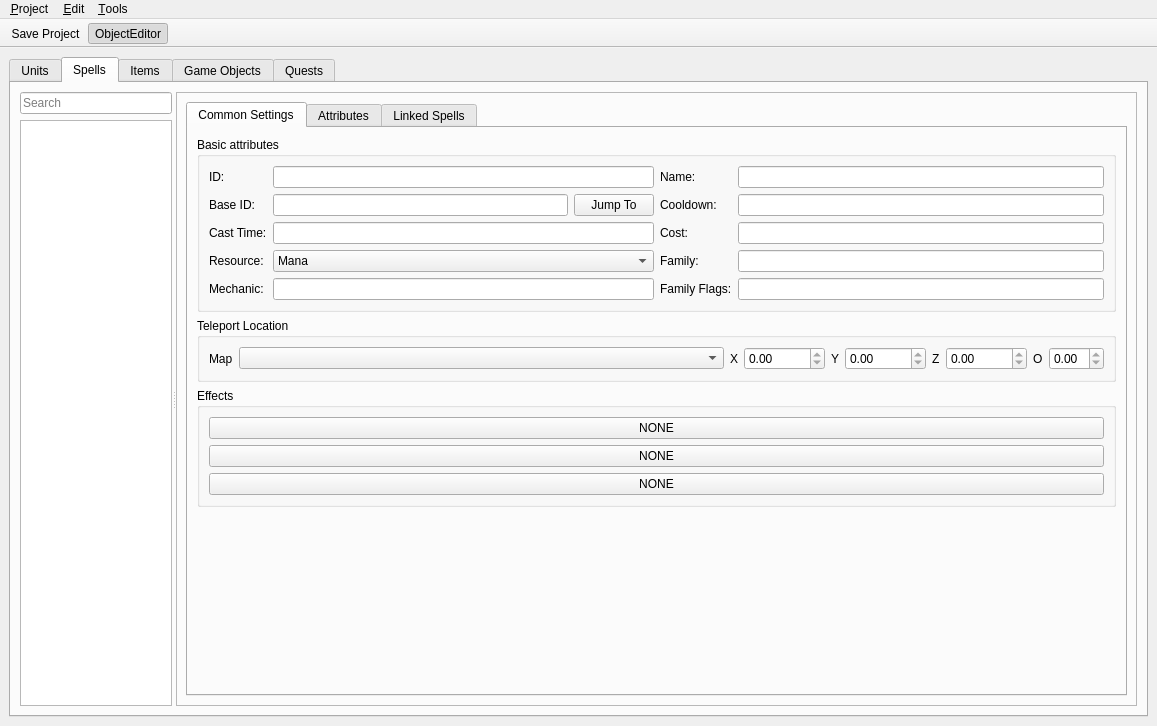
Kyoril/wow-pp, file editor/ui/object_editor.ui: the form before one commit.
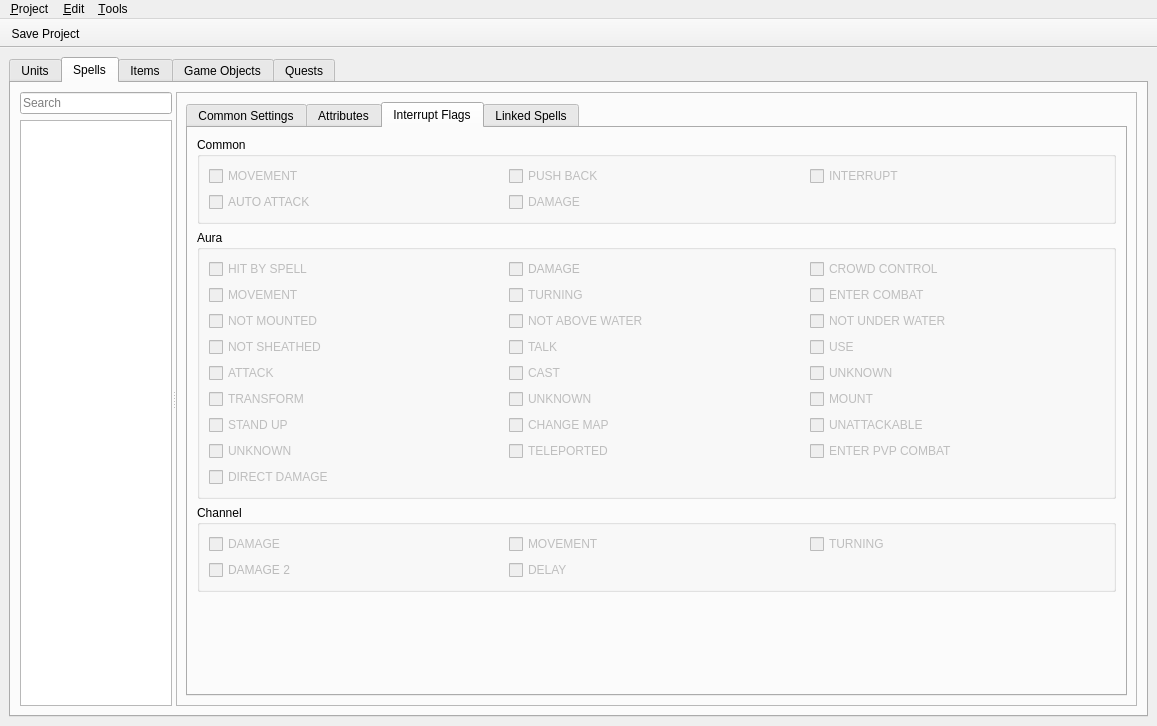
The form after the commit. The open tabs and pages were chosen to show the change. Icons and pictures are not drawn.

Commit message:
Added new wppdat field to spells.proto
Imported spell channel interrupt flags from dbc

Diff of the .ui file:
```diff
--- a/editor/ui/object_editor.ui
+++ b/editor/ui/object_editor.ui
@@ -3487,6 +3487,646 @@
                 </item>
                </layout>
               </widget>
+              <widget class="QWidget" name="tab_26">
+               <attribute name="title">
+                <string>Interrupt Flags</string>
+               </attribute>
+               <layout class="QVBoxLayout" name="verticalLayout_17">
+                <item>
+                 <widget class="QGroupBox" name="spellBaseBox_2">
+                  <property name="sizePolicy">
+                   <sizepolicy hsizetype="Preferred" vsizetype="Fixed">
+                    <horstretch>0</horstretch>
+                    <verstretch>0</verstretch>
+                   </sizepolicy>
+                  </property>
+                  <property name="title">
+                   <string>Common</string>
+                  </property>
+                  <property name="flat">
+                   <bool>true</bool>
+                  </property>
+                  <layout class="QGridLayout" name="gridLayout_11">
+                   <item row="0" column="0">
+                    <widget class="QCheckBox" name="int_flag_1">
+                     <property name="enabled">
+                      <bool>false</bool>
+                     </property>
+                     <property name="toolTip">
+                      <string>&lt;html&gt;&lt;head/&gt;&lt;body&gt;&lt;p&gt;Indicates that this spell is categorized as a player ability in the players spell book. Only affects the client.&lt;/p&gt;&lt;/body&gt;&lt;/html&gt;</string>
+                     </property>
+                     <property name="text">
+                      <string>MOVEMENT</string>
+                     </property>
+                     <property name="checkable">
+                      <bool>true</bool>
+                     </property>
+                    </widget>
+                   </item>
+                   <item row="0" column="1">
+                    <widget class="QCheckBox" name="int_flag_2">
+                     <property name="enabled">
+                      <bool>false</bool>
+                     </property>
+                     <property name="toolTip">
+                      <string>&lt;html&gt;&lt;head/&gt;&lt;body&gt;&lt;p&gt;Indicates that this spell is categorized as a player ability in the players spell book. Only affects the client.&lt;/p&gt;&lt;/body&gt;&lt;/html&gt;</string>
+                     </property>
+                     <property name="text">
+                      <string>PUSH BACK</string>
+                     </property>
+                     <property name="checkable">
+                      <bool>true</bool>
+                     </property>
+                    </widget>
+                   </item>
+                   <item row="0" column="2">
+                    <widget class="QCheckBox" name="int_flag_4">
+                     <property name="enabled">
+                      <bool>false</bool>
+                     </property>
+                     <property name="toolTip">
+                      <string>&lt;html&gt;&lt;head/&gt;&lt;body&gt;&lt;p&gt;Indicates that this spell is categorized as a player ability in the players spell book. Only affects the client.&lt;/p&gt;&lt;/body&gt;&lt;/html&gt;</string>
+                     </property>
+                     <property name="text">
+                      <string>INTERRUPT</string>
+                     </property>
+                     <property name="checkable">
+                      <bool>true</bool>
+                     </property>
+                    </widget>
+                   </item>
+                   <item row="1" column="1">
+                    <widget class="QCheckBox" name="int_flag_16">
+                     <property name="enabled">
+                      <bool>false</bool>
+                     </property>
+                     <property name="toolTip">
+                      <string>&lt;html&gt;&lt;head/&gt;&lt;body&gt;&lt;p&gt;Indicates that this spell is categorized as a player ability in the players spell book. Only affects the client.&lt;/p&gt;&lt;/body&gt;&lt;/html&gt;</string>
+                     </property>
+                     <property name="text">
+                      <string>DAMAGE</string>
+                     </property>
+                     <property name="checkable">
+                      <bool>true</bool>
+                     </property>
+                    </widget>
+                   </item>
+                   <item row="1" column="0">
+                    <widget class="QCheckBox" name="int_flag_8">
+                     <property name="enabled">
+                      <bool>false</bool>
+                     </property>
+                     <property name="styleSheet">
+                      <string notr="true">QCheckBox:disabled
+{
+    color: #bbb;
+}</string>
+                     </property>
+                     <property name="text">
+                      <string>AUTO ATTACK</string>
+                     </property>
+                    </widget>
+                   </item>
+                  </layout>
+                 </widget>
+                </item>
+                <item>
+                 <widget class="QGroupBox" name="spellBaseBox_3">
+                  <property name="sizePolicy">
+                   <sizepolicy hsizetype="Preferred" vsizetype="Fixed">
+                    <horstretch>0</horstretch>
+                    <verstretch>0</verstretch>
+                   </sizepolicy>
+                  </property>
+                  <property name="minimumSize">
+                   <size>
+                    <width>0</width>
+                    <height>0</height>
+                   </size>
+                  </property>
+                  <property name="title">
+                   <string>Aura</string>
+                  </property>
+                  <property name="flat">
+                   <bool>true</bool>
+                  </property>
+                  <layout class="QGridLayout" name="gridLayout_12">
+                   <item row="3" column="2">
+                    <widget class="QCheckBox" name="aura_int_flag_2048">
+                     <property name="enabled">
+                      <bool>false</bool>
+                     </property>
+                     <property name="toolTip">
+                      <string>&lt;html&gt;&lt;head/&gt;&lt;body&gt;&lt;p&gt;Indicates that this spell is categorized as a player ability in the players spell book. Only affects the client.&lt;/p&gt;&lt;/body&gt;&lt;/html&gt;</string>
+                     </property>
+                     <property name="text">
+                      <string>USE</string>
+                     </property>
+                     <property name="checkable">
+                      <bool>true</bool>
+                     </property>
+                    </widget>
+                   </item>
+                   <item row="4" column="2">
+                    <widget class="QCheckBox" name="aura_int_flag_16384">
+                     <property name="enabled">
+                      <bool>false</bool>
+                     </property>
+                     <property name="toolTip">
+                      <string>&lt;html&gt;&lt;head/&gt;&lt;body&gt;&lt;p&gt;Indicates that this spell is categorized as a player ability in the players spell book. Only affects the client.&lt;/p&gt;&lt;/body&gt;&lt;/html&gt;</string>
+                     </property>
+                     <property name="text">
+                      <string>UNKNOWN</string>
+                     </property>
+                     <property name="checkable">
+                      <bool>true</bool>
+                     </property>
+                    </widget>
+                   </item>
+                   <item row="8" column="0">
+                    <widget class="QCheckBox" name="aura_int_flag_16777216">
+                     <property name="enabled">
+                      <bool>false</bool>
+                     </property>
+                     <property name="toolTip">
+                      <string>&lt;html&gt;&lt;head/&gt;&lt;body&gt;&lt;p&gt;Indicates that this spell is categorized as a player ability in the players spell book. Only affects the client.&lt;/p&gt;&lt;/body&gt;&lt;/html&gt;</string>
+                     </property>
+                     <property name="text">
+                      <string>DIRECT DAMAGE</string>
+                     </property>
+                     <property name="checkable">
+                      <bool>true</bool>
+                     </property>
+                    </widget>
+                   </item>
+                   <item row="7" column="0">
+                    <widget class="QCheckBox" name="aura_int_flag_2097152">
+                     <property name="enabled">
+                      <bool>false</bool>
+                     </property>
+                     <property name="toolTip">
+                      <string>&lt;html&gt;&lt;head/&gt;&lt;body&gt;&lt;p&gt;Indicates that this spell is categorized as a player ability in the players spell book. Only affects the client.&lt;/p&gt;&lt;/body&gt;&lt;/html&gt;</string>
+                     </property>
+                     <property name="text">
+                      <string>UNKNOWN</string>
+                     </property>
+                     <property name="checkable">
+                      <bool>true</bool>
+                     </property>
+                    </widget>
+                   </item>
+                   <item row="0" column="2">
+                    <widget class="QCheckBox" name="aura_int_flag_4">
+                     <property name="enabled">
+                      <bool>false</bool>
+                     </property>
+                     <property name="toolTip">
+                      <string>&lt;html&gt;&lt;head/&gt;&lt;body&gt;&lt;p&gt;Indicates that this spell is categorized as a player ability in the players spell book. Only affects the client.&lt;/p&gt;&lt;/body&gt;&lt;/html&gt;</string>
+                     </property>
+                     <property name="text">
+                      <string>CROWD CONTROL</string>
+                     </property>
+                     <property name="checkable">
+                      <bool>true</bool>
+                     </property>
+                    </widget>
+                   </item>
+                   <item row="1" column="1">
+                    <widget class="QCheckBox" name="aura_int_flag_16">
+                     <property name="enabled">
+                      <bool>false</bool>
+                     </property>
+                     <property name="toolTip">
+                      <string>&lt;html&gt;&lt;head/&gt;&lt;body&gt;&lt;p&gt;Indicates that this spell is categorized as a player ability in the players spell book. Only affects the client.&lt;/p&gt;&lt;/body&gt;&lt;/html&gt;</string>
+                     </property>
+                     <property name="text">
+                      <string>TURNING</string>
+                     </property>
+                     <property name="checkable">
+                      <bool>true</bool>
+                     </property>
+                    </widget>
+                   </item>
+                   <item row="1" column="0">
+                    <widget class="QCheckBox" name="aura_int_flag_8">
+                     <property name="enabled">
+                      <bool>false</bool>
+                     </property>
+                     <property name="toolTip">
+                      <string>&lt;html&gt;&lt;head/&gt;&lt;body&gt;&lt;p&gt;Indicates that this spell is categorized as a player ability in the players spell book. Only affects the client.&lt;/p&gt;&lt;/body&gt;&lt;/html&gt;</string>
+                     </property>
+                     <property name="text">
+                      <string>MOVEMENT</string>
+                     </property>
+                     <property name="checkable">
+                      <bool>true</bool>
+                     </property>
+                    </widget>
+                   </item>
+                   <item row="2" column="0">
+                    <widget class="QCheckBox" name="aura_int_flag_64">
+                     <property name="enabled">
+                      <bool>false</bool>
+                     </property>
+                     <property name="toolTip">
+                      <string>&lt;html&gt;&lt;head/&gt;&lt;body&gt;&lt;p&gt;Indicates that this spell is categorized as a player ability in the players spell book. Only affects the client.&lt;/p&gt;&lt;/body&gt;&lt;/html&gt;</string>
+                     </property>
+                     <property name="text">
+                      <string>NOT MOUNTED</string>
+                     </property>
+                     <property name="checkable">
+                      <bool>true</bool>
+                     </property>
+                    </widget>
+                   </item>
+                   <item row="1" column="2">
+                    <widget class="QCheckBox" name="aura_int_flag_32">
+                     <property name="enabled">
+                      <bool>false</bool>
+                     </property>
+                     <property name="toolTip">
+                      <string>&lt;html&gt;&lt;head/&gt;&lt;body&gt;&lt;p&gt;Indicates that this spell is categorized as a player ability in the players spell book. Only affects the client.&lt;/p&gt;&lt;/body&gt;&lt;/html&gt;</string>
+                     </property>
+                     <property name="text">
+                      <string>ENTER COMBAT</string>
+                     </property>
+                     <property name="checkable">
+                      <bool>true</bool>
+                     </property>
+                    </widget>
+                   </item>
+                   <item row="0" column="1">
+                    <widget class="QCheckBox" name="aura_int_flag_2">
+                     <property name="enabled">
+                      <bool>false</bool>
+                     </property>
+                     <property name="styleSheet">
+                      <string notr="true">QCheckBox:disabled
+{
+    color: #bbb;
+}</string>
+                     </property>
+                     <property name="text">
+                      <string>DAMAGE</string>
+                     </property>
+                    </widget>
+                   </item>
+                   <item row="0" column="0">
+                    <widget class="QCheckBox" name="aura_int_flag_1">
+                     <property name="enabled">
+                      <bool>false</bool>
+                     </property>
+                     <property name="toolTip">
+                      <string>&lt;html&gt;&lt;head/&gt;&lt;body&gt;&lt;p&gt;Indicates that this spell is categorized as a player ability in the players spell book. Only affects the client.&lt;/p&gt;&lt;/body&gt;&lt;/html&gt;</string>
+                     </property>
+                     <property name="text">
+                      <string>HIT BY SPELL</string>
+                     </property>
+                     <property name="checkable">
+                      <bool>true</bool>
+                     </property>
+                    </widget>
+                   </item>
+                   <item row="2" column="1">
+                    <widget class="QCheckBox" name="aura_int_flag_128">
+                     <property name="enabled">
+                      <bool>false</bool>
+                     </property>
+                     <property name="toolTip">
+                      <string>&lt;html&gt;&lt;head/&gt;&lt;body&gt;&lt;p&gt;Indicates that this spell is categorized as a player ability in the players spell book. Only affects the client.&lt;/p&gt;&lt;/body&gt;&lt;/html&gt;</string>
+                     </property>
+                     <property name="text">
+                      <string>NOT ABOVE WATER</string>
+                     </property>
+                     <property name="checkable">
+                      <bool>true</bool>
+                     </property>
+                    </widget>
+                   </item>
+                   <item row="3" column="1">
+                    <widget class="QCheckBox" name="aura_int_flag_1024">
+                     <property name="enabled">
+                      <bool>false</bool>
+                     </property>
+                     <property name="toolTip">
+                      <string>&lt;html&gt;&lt;head/&gt;&lt;body&gt;&lt;p&gt;Indicates that this spell is categorized as a player ability in the players spell book. Only affects the client.&lt;/p&gt;&lt;/body&gt;&lt;/html&gt;</string>
+                     </property>
+                     <property name="text">
+                      <string>TALK</string>
+                     </property>
+                     <property name="checkable">
+                      <bool>true</bool>
+                     </property>
+                    </widget>
+                   </item>
+                   <item row="3" column="0">
+                    <widget class="QCheckBox" name="aura_int_flag_512">
+                     <property name="enabled">
+                      <bool>false</bool>
+                     </property>
+                     <property name="toolTip">
+                      <string>&lt;html&gt;&lt;head/&gt;&lt;body&gt;&lt;p&gt;Indicates that this spell is categorized as a player ability in the players spell book. Only affects the client.&lt;/p&gt;&lt;/body&gt;&lt;/html&gt;</string>
+                     </property>
+                     <property name="text">
+                      <string>NOT SHEATHED</string>
+                     </property>
+                     <property name="checkable">
+                      <bool>true</bool>
+                     </property>
+                    </widget>
+                   </item>
+                   <item row="4" column="0">
+                    <widget class="QCheckBox" name="aura_int_flag_4096">
+                     <property name="enabled">
+                      <bool>false</bool>
+                     </property>
+                     <property name="toolTip">
+                      <string>&lt;html&gt;&lt;head/&gt;&lt;body&gt;&lt;p&gt;Indicates that this spell is categorized as a player ability in the players spell book. Only affects the client.&lt;/p&gt;&lt;/body&gt;&lt;/html&gt;</string>
+                     </property>
+                     <property name="text">
+                      <string>ATTACK</string>
+                     </property>
+                     <property name="checkable">
+                      <bool>true</bool>
+                     </property>
+                    </widget>
+                   </item>
+                   <item row="5" column="0">
+                    <widget class="QCheckBox" name="aura_int_flag_32768">
+                     <property name="enabled">
+                      <bool>false</bool>
+                     </property>
+                     <property name="toolTip">
+                      <string>&lt;html&gt;&lt;head/&gt;&lt;body&gt;&lt;p&gt;Indicates that this spell is categorized as a player ability in the players spell book. Only affects the client.&lt;/p&gt;&lt;/body&gt;&lt;/html&gt;</string>
+                     </property>
+                     <property name="text">
+                      <string>TRANSFORM</string>
+                     </property>
+                     <property name="checkable">
+                      <bool>true</bool>
+                     </property>
+                    </widget>
+                   </item>
+                   <item row="6" column="0">
+                    <widget class="QCheckBox" name="aura_int_flag_262144">
+                     <property name="enabled">
+                      <bool>false</bool>
+                     </property>
+                     <property name="toolTip">
+                      <string>&lt;html&gt;&lt;head/&gt;&lt;body&gt;&lt;p&gt;Indicates that this spell is categorized as a player ability in the players spell book. Only affects the client.&lt;/p&gt;&lt;/body&gt;&lt;/html&gt;</string>
+                     </property>
+                     <property name="text">
+                      <string>STAND UP</string>
+                     </property>
+                     <property name="checkable">
+                      <bool>true</bool>
+                     </property>
+                    </widget>
+                   </item>
+                   <item row="4" column="1">
+                    <widget class="QCheckBox" name="aura_int_flag_8192">
+                     <property name="enabled">
+                      <bool>false</bool>
+                     </property>
+                     <property name="toolTip">
+                      <string>&lt;html&gt;&lt;head/&gt;&lt;body&gt;&lt;p&gt;Indicates that this spell is categorized as a player ability in the players spell book. Only affects the client.&lt;/p&gt;&lt;/body&gt;&lt;/html&gt;</string>
+                     </property>
+                     <property name="text">
+                      <string>CAST</string>
+                     </property>
+                     <property name="checkable">
+                      <bool>true</bool>
+                     </property>
+                    </widget>
+                   </item>
+                   <item row="2" column="2">
+                    <widget class="QCheckBox" name="aura_int_flag_256">
+                     <property name="enabled">
+                      <bool>false</bool>
+                     </property>
+                     <property name="toolTip">
+                      <string>&lt;html&gt;&lt;head/&gt;&lt;body&gt;&lt;p&gt;Indicates that this spell is categorized as a player ability in the players spell book. Only affects the client.&lt;/p&gt;&lt;/body&gt;&lt;/html&gt;</string>
+                     </property>
+                     <property name="text">
+                      <string>NOT UNDER WATER</string>
+                     </property>
+                     <property name="checkable">
+                      <bool>true</bool>
+                     </property>
+                    </widget>
+                   </item>
+                   <item row="5" column="1">
+                    <widget class="QCheckBox" name="aura_int_flag_65536">
+                     <property name="enabled">
+                      <bool>false</bool>
+                     </property>
+                     <property name="toolTip">
+                      <string>&lt;html&gt;&lt;head/&gt;&lt;body&gt;&lt;p&gt;Indicates that this spell is categorized as a player ability in the players spell book. Only affects the client.&lt;/p&gt;&lt;/body&gt;&lt;/html&gt;</string>
+                     </property>
+                     <property name="text">
+                      <string>UNKNOWN</string>
+                     </property>
+                     <property name="checkable">
+                      <bool>true</bool>
+                     </property>
+                    </widget>
+                   </item>
+                   <item row="5" column="2">
+                    <widget class="QCheckBox" name="aura_int_flag_131072">
+                     <property name="enabled">
+                      <bool>false</bool>
+                     </property>
+                     <property name="toolTip">
+                      <string>&lt;html&gt;&lt;head/&gt;&lt;body&gt;&lt;p&gt;Indicates that this spell is categorized as a player ability in the players spell book. Only affects the client.&lt;/p&gt;&lt;/body&gt;&lt;/html&gt;</string>
+                     </property>
+                     <property name="text">
+                      <string>MOUNT</string>
+                     </property>
+                     <property name="checkable">
+                      <bool>true</bool>
+                     </property>
+                    </widget>
+                   </item>
+                   <item row="6" column="1">
+                    <widget class="QCheckBox" name="aura_int_flag_524288">
+                     <property name="enabled">
+                      <bool>false</bool>
+                     </property>
+                     <property name="toolTip">
+                      <string>&lt;html&gt;&lt;head/&gt;&lt;body&gt;&lt;p&gt;Indicates that this spell is categorized as a player ability in the players spell book. Only affects the client.&lt;/p&gt;&lt;/body&gt;&lt;/html&gt;</string>
+                     </property>
+                     <property name="text">
+                      <string>CHANGE MAP</string>
+                     </property>
+                     <property name="checkable">
+                      <bool>true</bool>
+                     </property>
+                    </widget>
+                   </item>
+                   <item row="6" column="2">
+                    <widget class="QCheckBox" name="aura_int_flag_1048576">
+                     <property name="enabled">
+                      <bool>false</bool>
+                     </property>
+                     <property name="toolTip">
+                      <string>&lt;html&gt;&lt;head/&gt;&lt;body&gt;&lt;p&gt;Indicates that this spell is categorized as a player ability in the players spell book. Only affects the client.&lt;/p&gt;&lt;/body&gt;&lt;/html&gt;</string>
+                     </property>
+                     <property name="text">
+                      <string>UNATTACKABLE</string>
+                     </property>
+                     <property name="checkable">
+                      <bool>true</bool>
+                     </property>
+                    </widget>
+                   </item>
+                   <item row="7" column="1">
+                    <widget class="QCheckBox" name="aura_int_flag_4194304">
+                     <property name="enabled">
+                      <bool>false</bool>
+                     </property>
+                     <property name="toolTip">
+                      <string>&lt;html&gt;&lt;head/&gt;&lt;body&gt;&lt;p&gt;Indicates that this spell is categorized as a player ability in the players spell book. Only affects the client.&lt;/p&gt;&lt;/body&gt;&lt;/html&gt;</string>
+                     </property>
+                     <property name="text">
+                      <string>TELEPORTED</string>
+                     </property>
+                     <property name="checkable">
+                      <bool>true</bool>
+                     </property>
+                    </widget>
+                   </item>
+                   <item row="7" column="2">
+                    <widget class="QCheckBox" name="aura_int_flag_8388608">
+                     <property name="enabled">
+                      <bool>false</bool>
+                     </property>
+                     <property name="toolTip">
+                      <string>&lt;html&gt;&lt;head/&gt;&lt;body&gt;&lt;p&gt;Indicates that this spell is categorized as a player ability in the players spell book. Only affects the client.&lt;/p&gt;&lt;/body&gt;&lt;/html&gt;</string>
+                     </property>
+                     <property name="text">
+                      <string>ENTER PVP COMBAT</string>
+                     </property>
+                     <property name="checkable">
+                      <bool>true</bool>
+                     </property>
+                    </widget>
+                   </item>
+                  </layout>
+                 </widget>
+                </item>
+                <item>
+                 <widget class="QGroupBox" name="spellBaseBox_4">
+                  <property name="sizePolicy">
+                   <sizepolicy hsizetype="Preferred" vsizetype="Fixed">
+                    <horstretch>0</horstretch>
+                    <verstretch>0</verstretch>
+                   </sizepolicy>
+                  </property>
+                  <property name="title">
+                   <string>Channel</string>
+                  </property>
+                  <property name="flat">
+                   <bool>true</bool>
+                  </property>
+                  <layout class="QGridLayout" name="gridLayout_13">
+                   <item row="3" column="0">
+                    <widget class="QCheckBox" name="channel_int_flag_128">
+                     <property name="enabled">
+                      <bool>false</bool>
+                     </property>
+                     <property name="styleSheet">
+                      <string notr="true">QCheckBox:disabled
+{
+    color: #bbb;
+}</string>
+                     </property>
+                     <property name="text">
+                      <string>DAMAGE 2</string>
+                     </property>
+                    </widget>
+                   </item>
+                   <item row="0" column="0">
+                    <widget class="QCheckBox" name="channel_int_flag_2">
+                     <property name="enabled">
+                      <bool>false</bool>
+                     </property>
+                     <property name="toolTip">
+                      <string>&lt;html&gt;&lt;head/&gt;&lt;body&gt;&lt;p&gt;Indicates that this spell is categorized as a player ability in the players spell book. Only affects the client.&lt;/p&gt;&lt;/body&gt;&lt;/html&gt;</string>
+                     </property>
+                     <property name="text">
+                      <string>DAMAGE</string>
+                     </property>
+                     <property name="checkable">
+                      <bool>true</bool>
+                     </property>
+                    </widget>
+                   </item>
+                   <item row="0" column="1">
+                    <widget class="QCheckBox" name="channel_int_flag_8">
+                     <property name="enabled">
+                      <bool>false</bool>
+                     </property>
+                     <property name="toolTip">
+                      <string>&lt;html&gt;&lt;head/&gt;&lt;body&gt;&lt;p&gt;Indicates that this spell is categorized as a player ability in the players spell book. Only affects the client.&lt;/p&gt;&lt;/body&gt;&lt;/html&gt;</string>
+                     </property>
+                     <property name="text">
+                      <string>MOVEMENT</string>
+                     </property>
+                     <property name="checkable">
+                      <bool>true</bool>
+                     </property>
+                    </widget>
+                   </item>
+                   <item row="0" column="2">
+                    <widget class="QCheckBox" name="channel_int_flag_16">
+                     <property name="enabled">
+                      <bool>false</bool>
+                     </property>
+                     <property name="toolTip">
+                      <string>&lt;html&gt;&lt;head/&gt;&lt;body&gt;&lt;p&gt;Indicates that this spell is categorized as a player ability in the players spell book. Only affects the client.&lt;/p&gt;&lt;/body&gt;&lt;/html&gt;</string>
+                     </property>
+                     <property name="text">
+                      <string>TURNING</string>
+                     </property>
+                     <property name="checkable">
+                      <bool>true</bool>
+                     </property>
+                    </widget>
+                   </item>
+                   <item row="3" column="1">
+                    <widget class="QCheckBox" name="channel_int_flag_16384">
+                     <property name="enabled">
+                      <bool>false</bool>
+                     </property>
+                     <property name="toolTip">
+                      <string>&lt;html&gt;&lt;head/&gt;&lt;body&gt;&lt;p&gt;Indicates that this spell is categorized as a player ability in the players spell book. Only affects the client.&lt;/p&gt;&lt;/body&gt;&lt;/html&gt;</string>
+                     </property>
+                     <property name="text">
+                      <string>DELAY</string>
+                     </property>
+                     <property name="checkable">
+                      <bool>true</bool>
+                     </property>
+                    </widget>
+                   </item>
+                  </layout>
+                 </widget>
+                </item>
+                <item>
+                 <spacer name="verticalSpacer_4">
+                  <property name="orientation">
+                   <enum>Qt::Vertical</enum>
+                  </property>
+                  <property name="sizeHint" stdset="0">
+                   <size>
+                    <width>20</width>
+                    <height>40</height>
+                   </size>
+                  </property>
+                 </spacer>
+                </item>
+               </layout>
+              </widget>
               <widget class="QWidget" name="tab_24">
                <attribute name="title">
                 <string>Linked Spells</string>
@@ -5128,7 +5768,6 @@
     <bool>false</bool>
    </attribute>
    <addaction name="actionSave"/>
-   <addaction name="actionObjectEditor"/>
   </widget>
   <action name="actionObjectEditor">
    <property name="checkable">
```
The commit also changes 2 other files.
